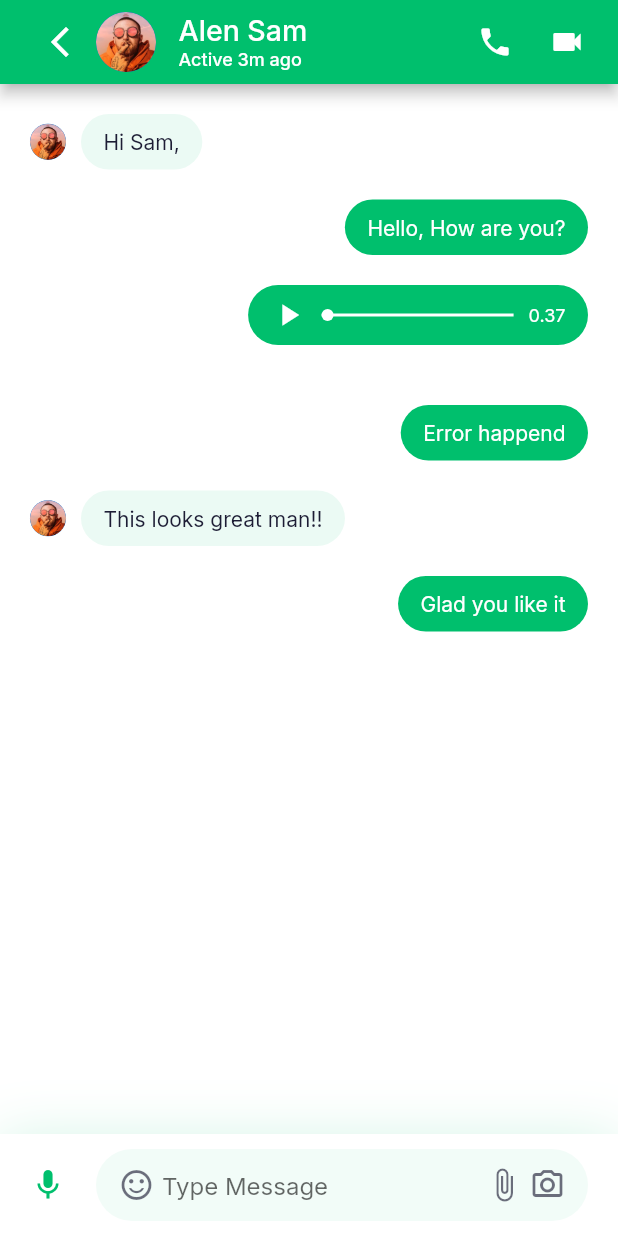
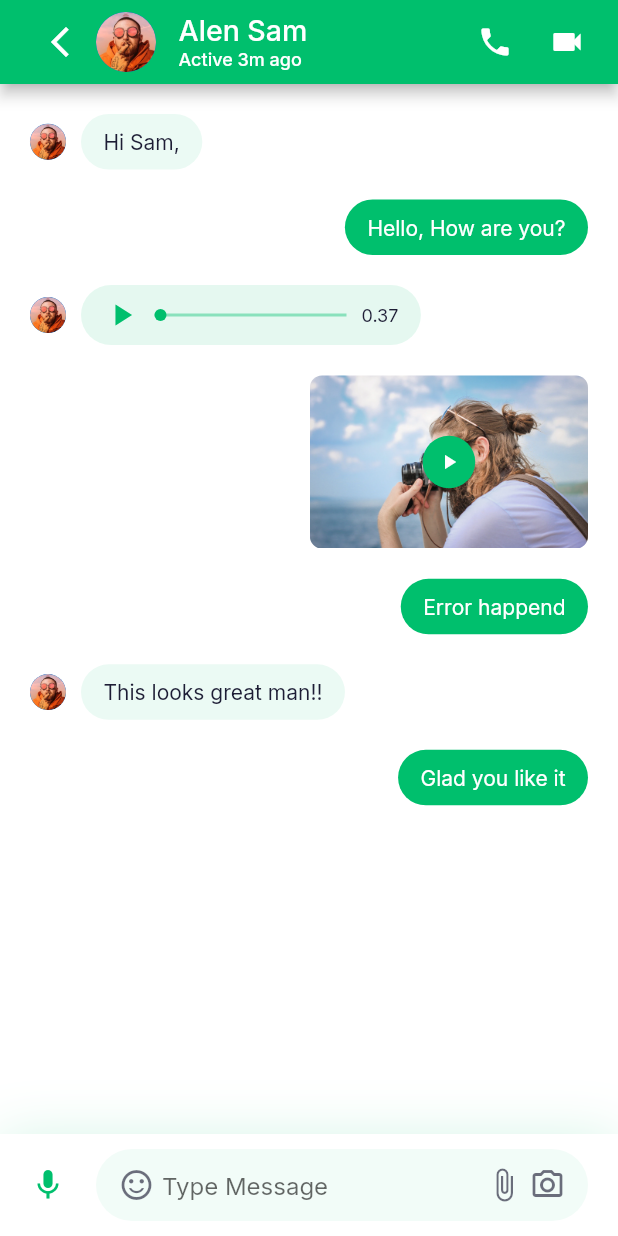
Before and after one commit to Soud-Haroon/Task_02, a Flutter app: the MessageScreen screen opened directly, on a phone screen of 412 x 824 dp. Run offline on Flutter 3.47's test engine with Material 2 defaults, Android fonts, the phone set to English and light mode, and no system bars; our stand-ins replace google_fonts.

Commit message:
video message
video message added in video_message.dart

```diff
--- a/lib/chatData/ChatMessage.dart
+++ b/lib/chatData/ChatMessage.dart
@@ -34,7 +34,7 @@ List demeChatMessages = [
     text: "",
     messageType: ChatMessageType.audio,
     messageStatus: MessageStatus.viewed,
-    isSender: true,
+    isSender: false,
   ),
   ChatMessage(
     text: "",
--- /dev/null
+++ b/lib/messages/Components/Video_message.dart
@@ -0,0 +1,40 @@
+import 'package:flutter/material.dart';
+
+import '../../constColors.dart';
+
+class VideoMessage extends StatelessWidget {
+
+  @override
+  Widget build(BuildContext context) {
+    return Container(
+      width: MediaQuery.of(context).size.width * 0.45,
+      child: AspectRatio(
+        aspectRatio: 1.6,
+        child: Stack(
+          alignment: Alignment.center,
+          children: [
+            ClipRRect(
+              borderRadius: BorderRadius.circular(8),
+              child: Image.asset('assets/images/Video Place Here.png'),
+            ),
+            Positioned(
+              child: Container(
+                height: 35,
+                width: 35,
+                decoration: BoxDecoration(
+                  color: kPrimaryGreen,
+                  shape: BoxShape.circle,
+                ),
+                child: Icon(
+                  Icons.play_arrow,
+                  size: 16,
+                  color: Colors.white,
+                ),
+              ),
+            ),
+          ],
+        ),
+      ),
+    );
+  }
+}
--- a/lib/messages/messages.dart
+++ b/lib/messages/messages.dart
@@ -2,6 +2,7 @@ import 'package:flutter/material.dart';
 import 'package:task_blackwhite_02/chatData/ChatMessage.dart';
 import '../constColors.dart';
 import 'Components/Text_Messages.dart';
+import 'Components/Video_message.dart';
 import 'Components/audio_message.dart';
 
 class Messages extends StatelessWidget {
@@ -19,6 +20,8 @@ class Messages extends StatelessWidget {
           return TextMessages(message: message);
         case ChatMessageType.audio:
           return AudioMessage(message: message);
+        case ChatMessageType.video:
+          return VideoMessage();
         default:
           return SizedBox();
       }
```
